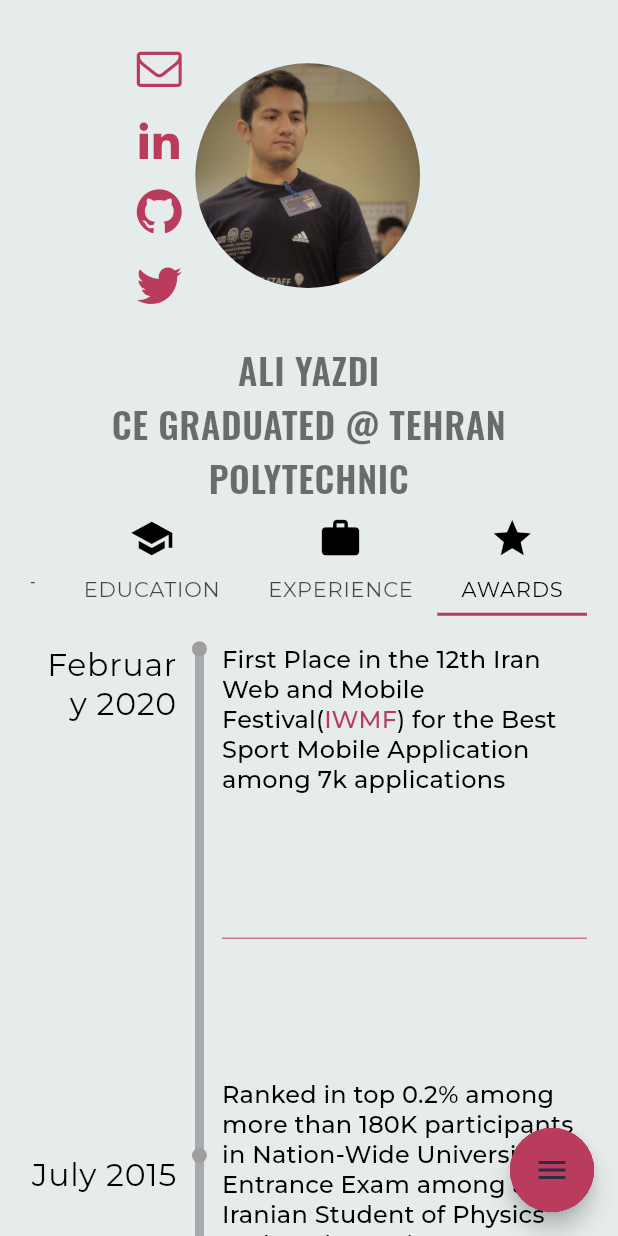
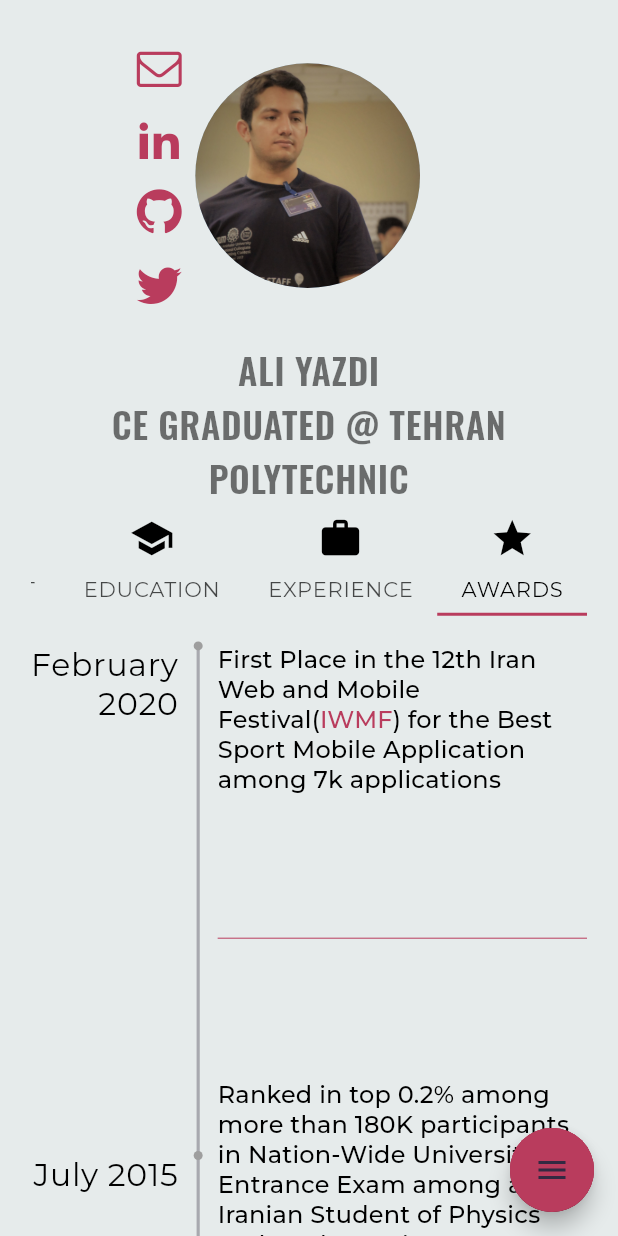
Before and after one commit to aliyazdi75/aliyazdi75.github.io, a Flutter app: the screen it shows after launch, tab 4 chosen, on a phone screen of 412 x 824 dp. Run offline on Flutter 3.47's test engine with Material 2 defaults, Android fonts, the phone set to English and light mode, and no system bars; our stand-ins replace flutter_localized_locales, google_fonts, shared_preferences; missing offline and left inert: dart:html.

Commit message:
1. fix some bug and improvement 2. update flutter

```diff
--- a/lib/l10n/intl_en.arb
+++ b/lib/l10n/intl_en.arb
@@ -25,7 +25,7 @@
       }
     }
   },
-          "aboutUniversityRank": "ranked second in IT",
+  "aboutUniversityRank": "ranked second in IT",
   "@aboutUniversityRank": {
     "description": "University rank in Iran."
   },
@@ -105,7 +105,7 @@
   "@tarafdariWorkStart": {
     "description": "Work Duration."
   },
-  "tarafdariWorkEnd": "Present",
+  "tarafdariWorkEnd": "April 2020",
   "@tarafdariWorkEnd": {
     "description": "Work Duration."
   },
--- a/lib/l10n/intl_fa.arb
+++ b/lib/l10n/intl_fa.arb
@@ -24,7 +24,7 @@
   "tarafdariTitle": "طرفداری",
   "tarafdariCity": "ایران، تهران",
   "tarafdariWorkStart": "خرداد ۱۳۹۸",
-  "tarafdariWorkEnd": "اکنون",
+  "tarafdariWorkEnd": "فروردین ۱۳۹۹",
   "tarafdariTechnologies": "فلاتر، دروپال، لاراول، مای‌اس‌کیو‌ال",
   "tarafdariDescription": "طرفداری اولین و محبوب‌ترین رسانه و شبکه اجتماعی ورزشی در ایران است، که اخبار رسمی ورزشی و نتایج زنده بازی‌های داخلی و خارجی ورزشی را برای کاربران فراهم می‌کند.",
   "tarafdariDuty1": "مطالعه و تحقیق در مورد فریم‌ورک فلاتر",
--- a/lib/l10n/my_site_localizations_en.dart
+++ b/lib/l10n/my_site_localizations_en.dart
@@ -87,7 +87,7 @@
   String get tarafdariWorkStart => 'June 2019';
 
   @override
-  String get tarafdariWorkEnd => 'Present';
+  String get tarafdariWorkEnd => 'April 2020';
 
   @override
   String get tarafdariTechnologies => 'Flutter, Drupal, Laravel, MySQL';
--- a/lib/l10n/my_site_localizations_fa.dart
+++ b/lib/l10n/my_site_localizations_fa.dart
@@ -87,7 +87,7 @@
   String get tarafdariWorkStart => 'خرداد ۱۳۹۸';
 
   @override
-  String get tarafdariWorkEnd => 'اکنون';
+  String get tarafdariWorkEnd => 'فروردین ۱۳۹۹';
 
   @override
   String get tarafdariTechnologies => 'فلاتر، دروپال، لاراول، مای‌اس‌کیو‌ال';
--- a/lib/screens/home/components/src/info/Info.dart
+++ b/lib/screens/home/components/src/info/Info.dart
@@ -34,7 +34,7 @@
     _InfoItem(icon: Icons.description, info: About()),
     _InfoItem(icon: Icons.school, info: Education()),
     _InfoItem(icon: Icons.work, info: Experience()),
-    // Should be Icons.emoji_events
+    // todo: Should be Icons.emoji_events
     _InfoItem(icon: Icons.star, info: Awards()),
   ];
 
@@ -94,8 +94,9 @@
               quarterTurns: isFarsiLocale(context) ? 3 : 1,
               child: SliderTheme(
                 data: SliderThemeData(
+                  trackHeight: 2.0,
                   activeTickMarkColor: theme.primaryColor,
-                  tickMarkShape: RoundSliderTickMarkShape(tickMarkRadius: 3.0),
+                  tickMarkShape: RoundSliderTickMarkShape(tickMarkRadius: 3.5),
                   thumbShape: CustomThumbShape(),
                   valueIndicatorShape: CustomValueIndicatorShape(),
                   valueIndicatorTextStyle: theme.textTheme.headline6.copyWith(
--- a/lib/screens/home/components/src/info/awards.dart
+++ b/lib/screens/home/components/src/info/awards.dart
@@ -98,8 +98,9 @@
               quarterTurns: 1,
               child: SliderTheme(
                 data: SliderThemeData(
+                  trackHeight: 0.1,
                   activeTickMarkColor: theme.primaryColor,
-                  tickMarkShape: RoundSliderTickMarkShape(tickMarkRadius: 5.0),
+                  tickMarkShape: RoundSliderTickMarkShape(tickMarkRadius: 3.0),
                   thumbShape: RoundSliderThumbShape(disabledThumbRadius: 0),
                   overlayShape: RoundSliderOverlayShape(overlayRadius: 0),
                   disabledActiveTickMarkColor: Colors.grey,
@@ -133,9 +134,7 @@
                         recognizer: TapGestureRecognizer()
                           ..onTap = () async {
                             if (await canLaunch(iwmfWebsite)) {
-                              await launch(
-                                iwmfWebsite
-                              );
+                              await launch(iwmfWebsite);
                             }
                           },
                       ),
--- a/lib/screens/home/components/src/info/experience.dart
+++ b/lib/screens/home/components/src/info/experience.dart
@@ -116,7 +116,7 @@
               ),
             ),
             Padding(
-              padding: EdgeInsets.only(top: 65.0),
+              padding: EdgeInsets.only(top: 50.0),
               child: RotatedBox(
                 quarterTurns: isFarsiLocale(context) ? 3 : 1,
                 child: Text(
```
Also changed, not shown: 3 other files.
